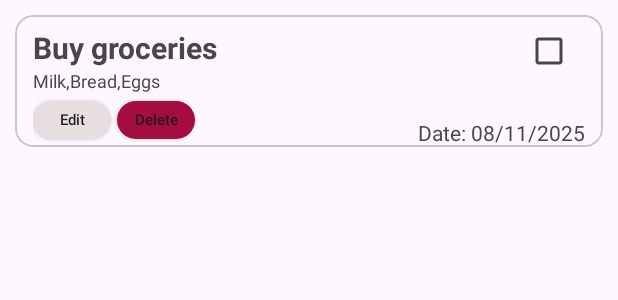
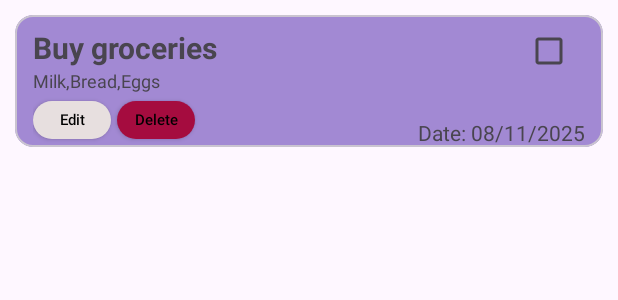
Before and after one commit to Kato505/Task-Manager-App, an Android app: the layout int_layout.xml on its own in the app's theme, with its tools: preview values and no code run, on a phone screen of 412 x 824 dp. Shown: the top 300 px of the screen. Run offline under Robolectric (Android 15) with nearby library versions, the phone set to English and light mode, and no system bars.

Commit message:
initial commit

```diff
--- a/app/src/main/res/layout/int_layout.xml
+++ b/app/src/main/res/layout/int_layout.xml
@@ -3,6 +3,7 @@
     xmlns:app="http://schemas.android.com/apk/res-auto"
     android:layout_margin="10dp"
     app:cardCornerRadius="12dp"
+    android:backgroundTint="#A289D3"
     android:elevation="28dp"
     android:layout_width="match_parent"
     android:layout_height="88dp">
@@ -51,6 +52,7 @@
             android:layout_height="wrap_content"/>
 
         <androidx.appcompat.widget.AppCompatButton
+            android:textColor="@color/black"
             android:id="@+id/edit_btn"
             android:background="@drawable/circle_btn2"
             android:textSize="10sp"
@@ -63,6 +65,7 @@
             android:layout_height="25dp"/>
 
         <androidx.appcompat.widget.AppCompatButton
+            android:textColor="@color/black"
             android:id="@+id/dlt_btn"
             android:background="@drawable/circle_btn"
             android:textSize="10sp"
```
